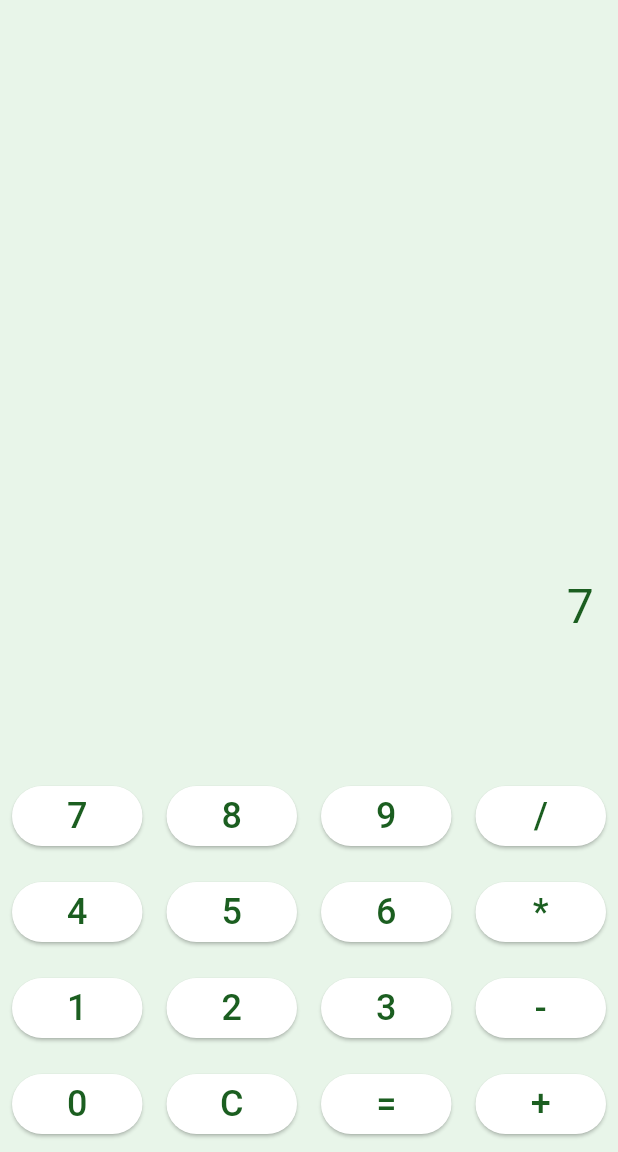
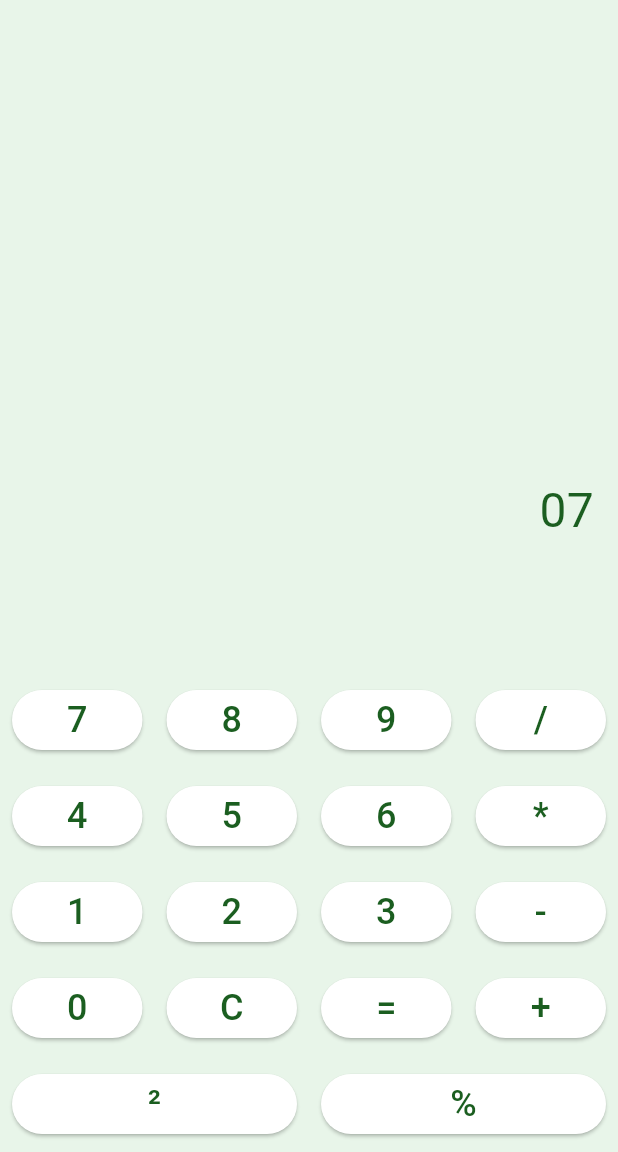
Before and after one commit to Djmed90/flutter-calculator, a Flutter app: the screen it shows after launch, after a tap on an icon or button, on a phone screen of 412 x 824 dp, the part 84-1236 px from its top. Run offline on Flutter 3.47's test engine with Material 3 defaults, Android fonts, the phone set to English and light mode, and no system bars; missing offline and left inert: expressions.

Commit message:
Added square button and modulo to calc app

```diff
--- a/lib/main.dart
+++ b/lib/main.dart
@@ -1,5 +1,6 @@
 import 'package:flutter/material.dart';
 import 'package:expressions/expressions.dart';
+import 'dart:math';
 
 void main() {
   runApp(CalculatorApp());
@@ -34,6 +35,12 @@ class _CalculatorScreenState extends State<CalculatorScreen> {
         _calculateResult();
       } else if (input == 'C') {
         _clear();
+      } else if (input == '²') {
+        // Square the last number in the expression
+        _squareNumber();
+      } else if (input == '%') {
+        // Modulo operation
+        _expression += '%';
       } else {
         _expression += input;
       }
@@ -45,6 +52,22 @@ class _CalculatorScreenState extends State<CalculatorScreen> {
       _expression = '';
       _result = '';
     });
+  }
+
+  void _squareNumber() {
+    try {
+      // Parse the last number in the expression
+      final lastNumberMatch = RegExp(r'(\d+)$').firstMatch(_expression);
+      if (lastNumberMatch != null) {
+        String lastNumber = lastNumberMatch.group(1)!;
+        num squaredValue = pow(double.parse(lastNumber), 2);
+        _expression = _expression.substring(0, _expression.length - lastNumber.length) + squaredValue.toString();
+      }
+    } catch (e) {
+      setState(() {
+        _result = 'Error';
+      });
+    }
   }
 
   void _calculateResult() {
@@ -145,6 +168,12 @@ class _CalculatorScreenState extends State<CalculatorScreen> {
                   _buildButton('+'),
                 ],
               ),
+              Row(
+                children: [
+                  _buildButton('²'), // Square button
+                  _buildButton('%'), // Modulo button
+                ],
+              ),
             ],
           ),
         ],
```
